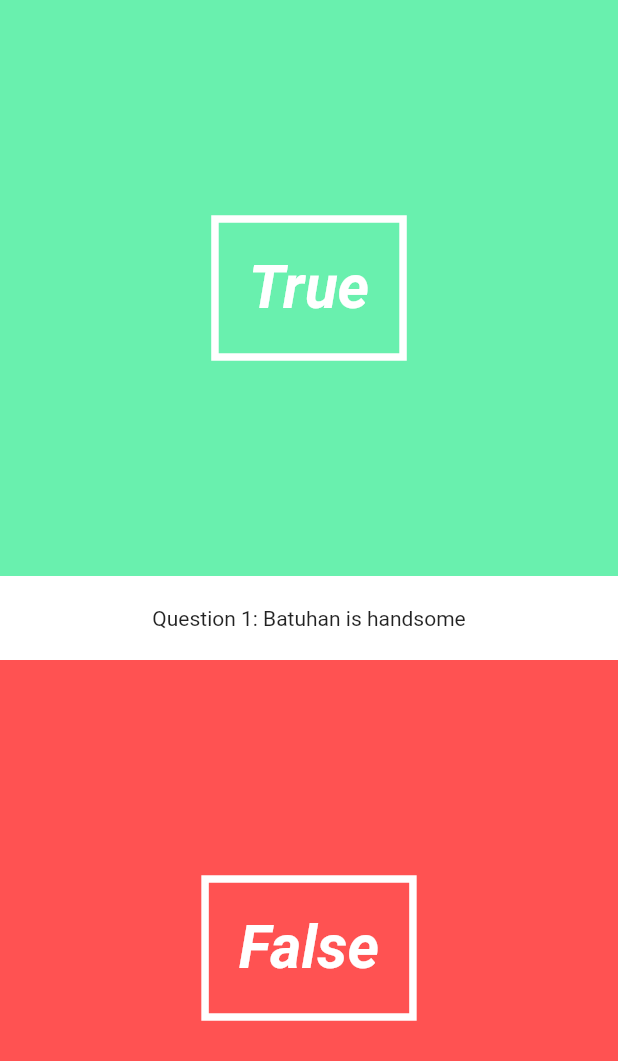
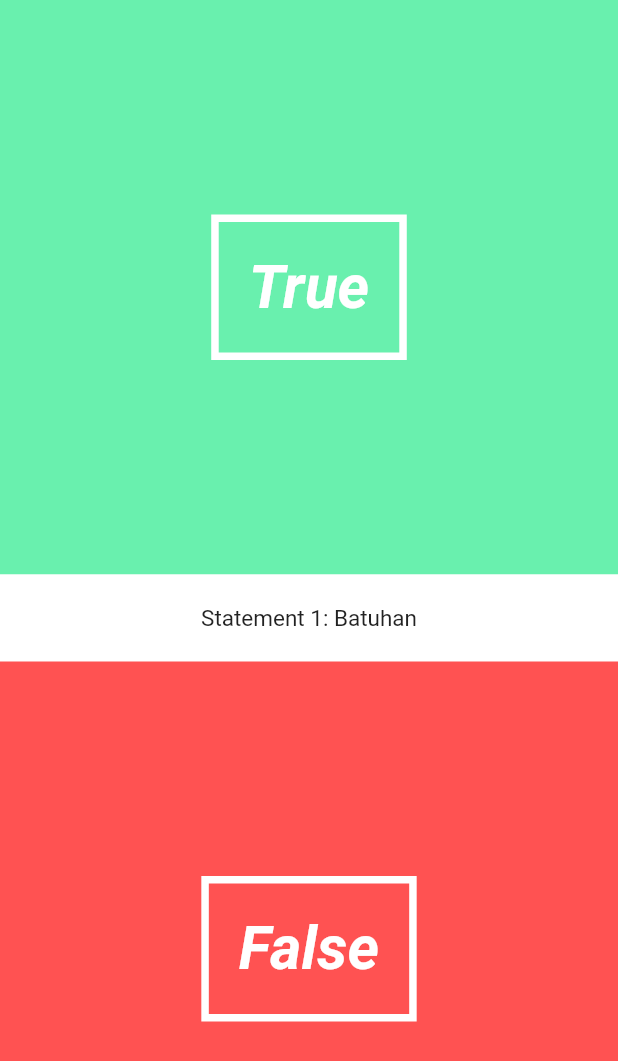
Before and after one commit to batuhangobekli/Simple-Quiz-App, a Flutter app: the screen it shows after launch, on a phone screen of 412 x 824 dp. Shown: the top 1061 px of the screen. Run offline on Flutter 3.47's test engine with Material 2 defaults, Android fonts, the phone set to English and light mode, and no system bars.

Commit message:
Some refactoring and bugfix

```diff
--- a/quiz_app/lib/Pages/quiz_page.dart
+++ b/quiz_app/lib/Pages/quiz_page.dart
@@ -15,7 +15,7 @@ Widget build(BuildContext context){
       new Column(//this is main page
       children: <Widget>[
        new AnswerButton(true,() => print("You answered True")),
-       new QuestionText(),
+       new QuestionText("Batuhan", 1),
        new AnswerButton(false,() => print("You answered False"))
       ],
       )
--- a/quiz_app/lib/UI/answer_button.dart
+++ b/quiz_app/lib/UI/answer_button.dart
@@ -1,3 +1,4 @@
+
 import 'package:flutter/material.dart';
 
 class AnswerButton extends StatelessWidget{
--- a/quiz_app/lib/UI/question_text.dart
+++ b/quiz_app/lib/UI/question_text.dart
@@ -1,21 +1,41 @@
 import 'package:flutter/material.dart';
 
-class QuestionText extends StatefulWidget{
+class QuestionText extends StatefulWidget {
+
+  final String _question;
+  final int _questionNumber;
+
+  QuestionText(this._question, this._questionNumber);
+
   @override
   State createState() => new QuestionTextState();
 }
 
-class QuestionTextState extends State<QuestionText> {
+class QuestionTextState extends State<QuestionText> with SingleTickerProviderStateMixin {
+
+  Animation<double> _fontSizeAnimation;
+  AnimationController _fontSizeAnimationController;
+
   @override
+  void initState() {
+    super.initState();
+    _fontSizeAnimationController = new AnimationController(duration: new Duration(milliseconds: 500), vsync: this);
+    _fontSizeAnimation = new CurvedAnimation(parent: _fontSizeAnimationController, curve: Curves.bounceOut);
+    _fontSizeAnimation.addListener(() => this.setState(() {}));
+    _fontSizeAnimationController.forward();
+  }
+
   @override
-Widget build(BuildContext context){
+  Widget build(BuildContext context) {
     return new Material(
       color: Colors.white,
       child: new Padding(
-           padding: new EdgeInsets.symmetric(vertical:20.0),
+        padding: new EdgeInsets.symmetric(vertical: 20.0),
         child: new Center(
-             child: new Text("Question 1: Batuhan is handsome"),
+          child: new Text("Statement " + widget._questionNumber.toString() + ": " + widget._question,
+            style: new TextStyle(fontSize: _fontSizeAnimation.value * 15),
           ),
+        )
       ),
     );
   }
--- a/quiz_app/lib/Utils/quiz.dart
+++ b/quiz_app/lib/Utils/quiz.dart
@@ -1,4 +1,3 @@
-
 import 'package:quiz_app/Utils/question.dart';
 
 class Quiz {
--- a/quiz_app/lib/main.dart
+++ b/quiz_app/lib/main.dart
@@ -1,5 +1,4 @@
 import 'package:flutter/material.dart';
-import './Pages/landing_page.dart';
 import './Pages/quiz_page.dart';
 
 void main(){
```
Also changed, not shown: 1 other file. Lines whose indentation alone changed are shown as unchanged.
